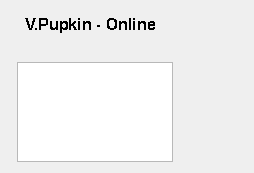
The window that src/plugins/statuschanger/statuswidget.ui (silvansky/Contacts) describes before a commit, drawn with Qt 5.
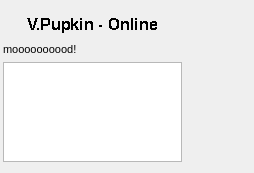
The same window after the commit. Custom widgets are drawn as their Qt base class.

Patch:
```diff
--- a/src/plugins/statuschanger/statuswidget.ui
+++ b/src/plugins/statuschanger/statuswidget.ui
@@ -14,15 +14,24 @@
    <string>StatusWidget</string>
   </property>
   <layout class="QGridLayout" name="gridLayout">
+   <property name="leftMargin">
+    <number>2</number>
+   </property>
+   <property name="rightMargin">
+    <number>2</number>
+   </property>
    <item row="0" column="0" rowspan="2">
     <layout class="QFormLayout" name="formLayout">
      <property name="fieldGrowthPolicy">
       <enum>QFormLayout::AllNonFixedFieldsGrow</enum>
      </property>
+     <property name="horizontalSpacing">
+      <number>1</number>
+     </property>
      <item row="0" column="1">
       <widget class="QToolButton" name="statusToolButton">
        <property name="sizePolicy">
-        <sizepolicy hsizetype="Maximum" vsizetype="Fixed">
+        <sizepolicy hsizetype="Ignored" vsizetype="Fixed">
          <horstretch>0</horstretch>
          <verstretch>0</verstretch>
         </sizepolicy>
@@ -73,7 +82,7 @@
 &lt;html&gt;&lt;head&gt;&lt;meta name=&quot;qrichtext&quot; content=&quot;1&quot; /&gt;&lt;style type=&quot;text/css&quot;&gt;
 p, li { white-space: pre-wrap; }
 &lt;/style&gt;&lt;/head&gt;&lt;body style=&quot; font-family:'MS Shell Dlg 2'; font-size:8.25pt; font-weight:400; font-style:normal;&quot;&gt;
-&lt;p style=&quot;-qt-paragraph-type:empty; margin-top:0px; margin-bottom:0px; margin-left:0px; margin-right:0px; -qt-block-indent:0; text-indent:0px; font-size:8pt;&quot;&gt;&lt;/p&gt;&lt;/body&gt;&lt;/html&gt;</string>
+&lt;p style=&quot; margin-top:0px; margin-bottom:0px; margin-left:0px; margin-right:0px; -qt-block-indent:0; text-indent:0px;&quot;&gt;&lt;span style=&quot; font-size:8pt;&quot;&gt;moooooooood!&lt;/span&gt;&lt;/p&gt;&lt;/body&gt;&lt;/html&gt;</string>
        </property>
        <property name="scaledContents">
         <bool>true</bool>
```
